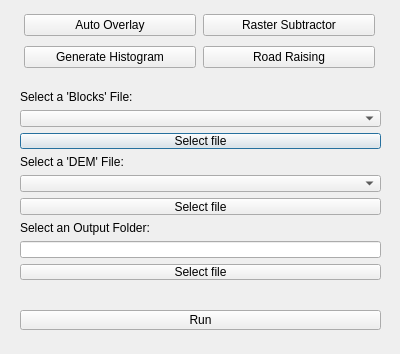
Qt form overlay_maker_dialog_base.ui (annahollandkeener/Overlay-Maker-QGIS-Plugin-) before a commit.
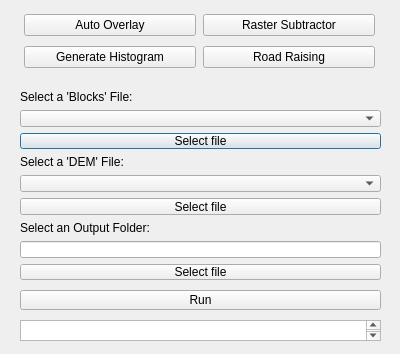
The same form after that commit. The open tabs and pages were chosen to show the change. Icons and pictures are not drawn.

```diff
--- a/overlay_maker_dialog_base.ui
+++ b/overlay_maker_dialog_base.ui
@@ -10,9 +10,30 @@
     <height>354</height>
    </rect>
   </property>
+  <property name="sizePolicy">
+   <sizepolicy hsizetype="Fixed" vsizetype="Fixed">
+    <horstretch>0</horstretch>
+    <verstretch>0</verstretch>
+   </sizepolicy>
+  </property>
+  <property name="minimumSize">
+   <size>
+    <width>400</width>
+    <height>354</height>
+   </size>
+  </property>
+  <property name="maximumSize">
+   <size>
+    <width>400</width>
+    <height>354</height>
+   </size>
+  </property>
   <property name="windowTitle">
    <string>Overlay Maker</string>
   </property>
+  <property name="sizeGripEnabled">
+   <bool>false</bool>
+  </property>
   <widget class="QWidget" name="mainFrame" native="true">
    <property name="geometry">
     <rect>
@@ -22,6 +43,12 @@
      <height>361</height>
     </rect>
    </property>
+   <property name="sizePolicy">
+    <sizepolicy hsizetype="Fixed" vsizetype="Fixed">
+     <horstretch>0</horstretch>
+     <verstretch>0</verstretch>
+    </sizepolicy>
+   </property>
    <widget class="QStackedWidget" name="currentDisplay">
     <property name="geometry">
      <rect>
@@ -321,7 +348,7 @@
        <property name="geometry">
         <rect>
          <x>0</x>
-         <y>20</y>
+         <y>0</y>
          <width>361</width>
          <height>20</height>
         </rect>
@@ -330,6 +357,16 @@
         <string>Run</string>
        </property>
       </widget>
+      <widget class="QTextEdit" name="progressUpdates">
+       <property name="geometry">
+        <rect>
+         <x>0</x>
+         <y>30</y>
+         <width>361</width>
+         <height>21</height>
+        </rect>
+       </property>
+      </widget>
      </widget>
     </widget>
     <widget class="QWidget" name="startPage">
```
Left out of the diff: 10 changed lines with no effect on the pictures.
